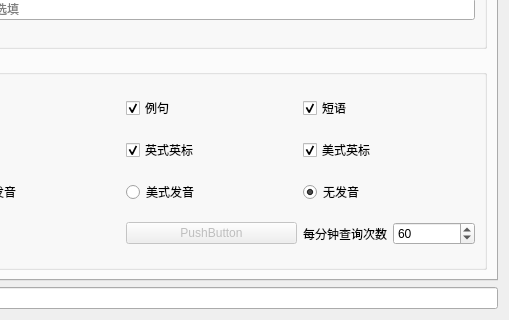
Before: the Qt Designer form addon/UIForm/main_ui.ui in joexzh/Dict2Anki, drawn with Qt 5; both pictures show x 86 to 595 and y 213 to 533 of the 595 by 533 pixel window.
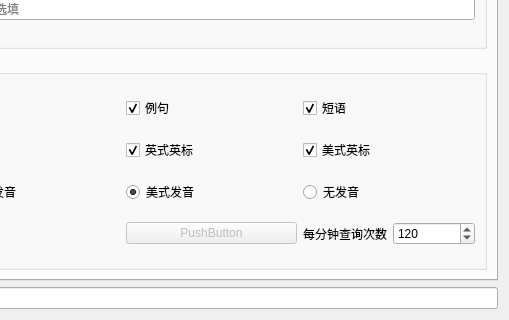
After: the same form once the commit is applied. The open tabs and pages were chosen to show the change.

Commit message: udpate ui, part 2 of #2

Diff of the .ui file:
```diff
--- a/addon/UIForm/main_ui.ui
+++ b/addon/UIForm/main_ui.ui
@@ -384,7 +384,7 @@
                <number>999</number>
               </property>
               <property name="value">
-               <number>60</number>
+               <number>120</number>
               </property>
              </widget>
             </item>
@@ -405,6 +405,9 @@
             <property name="text">
              <string>美式发音</string>
             </property>
+            <property name="checked">
+             <bool>true</bool>
+            </property>
             <attribute name="buttonGroup">
              <string notr="true">pronButtonGroup</string>
             </attribute>
@@ -426,7 +429,7 @@
              <string>无发音</string>
             </property>
             <property name="checked">
-             <bool>true</bool>
+             <bool>false</bool>
             </property>
             <attribute name="buttonGroup">
              <string notr="true">pronButtonGroup</string>
```
Left out of the diff: 2 changed lines with no effect on the pictures. The commit also changes 2 other files.
